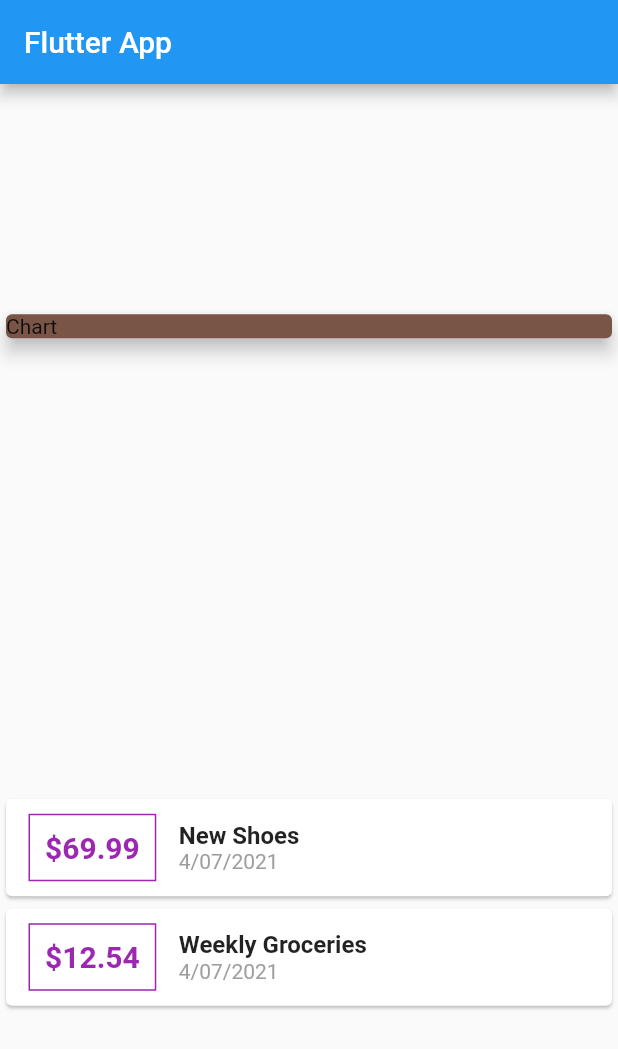
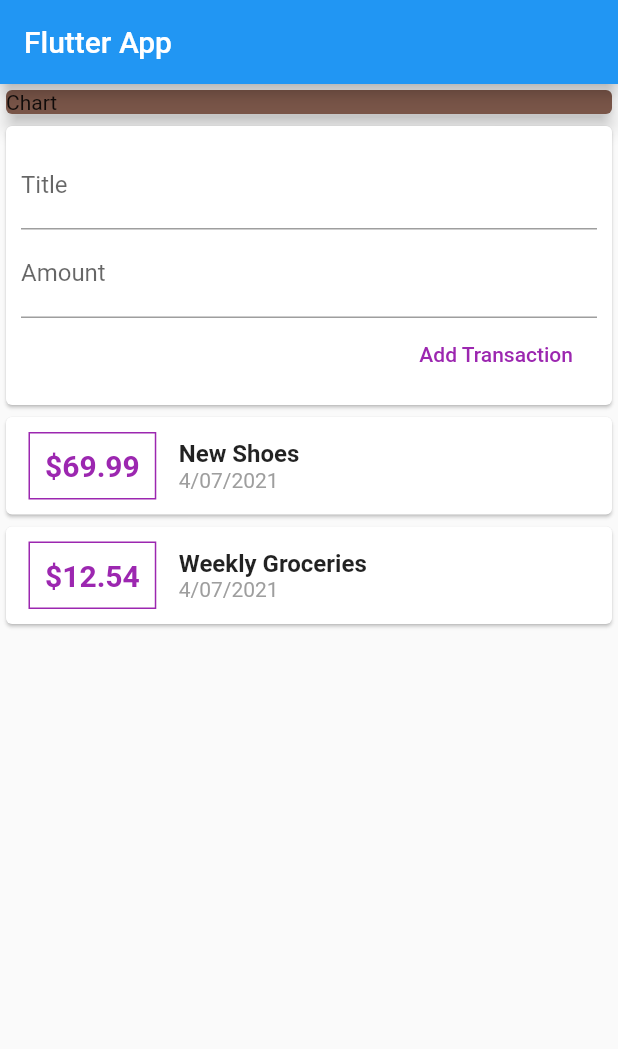
Before and after one commit to sahyun1/expanse_planner, a Flutter app: the screen it shows after launch, on a phone screen of 412 x 824 dp. Shown: the top 1049 px of the screen. Run offline on Flutter 3.47's test engine with Material 2 defaults, Android fonts, the phone set to English and light mode, and no system bars.

Commit message:
be able to add new transaction, move some widgets to seperate file

```diff
--- a/lib/main.dart
+++ b/lib/main.dart
@@ -1,6 +1,5 @@
+import './widgets/user_transactions.dart';
 import 'package:flutter/material.dart';
-import './transaction.dart';
-import 'package:intl/intl.dart';
 
 void main() => runApp(MyApp());
 
@@ -15,16 +14,6 @@ class MyApp extends StatelessWidget {
 }
 
 class MyHomePage extends StatelessWidget {
-  final List<Transaction> transactions = [
-    Transaction(
-        id: 't1', title: 'New Shoes', amount: 69.99, date: DateTime.now()),
-    Transaction(
-        id: 't2',
-        title: 'Weekly Groceries',
-        amount: 12.54,
-        date: DateTime.now())
-  ];
-
   @override
   Widget build(BuildContext context) {
     return Scaffold(
@@ -32,7 +21,7 @@ class MyHomePage extends StatelessWidget {
         title: Text('Flutter App'),
       ),
       body: Column(
-        mainAxisAlignment: MainAxisAlignment.spaceAround,
+        // mainAxisAlignment: MainAxisAlignment.spaceAround,
         crossAxisAlignment: CrossAxisAlignment.center,
         children: [
           Container(
@@ -43,42 +32,7 @@ class MyHomePage extends StatelessWidget {
               elevation: 5,
             ),
           ),
-          Column(
-              children: transactions.map((tx) {
-            return Card(
-              child: Row(
-                children: [
-                  Container(
-                      margin:
-                          EdgeInsets.symmetric(vertical: 10, horizontal: 15),
-                      decoration: BoxDecoration(
-                          border: Border.all(color: Colors.purple)),
-                      padding: EdgeInsets.all(10),
-                      child: Text(
-                        '\$${tx.amount}',
-                        style: TextStyle(
-                            fontWeight: FontWeight.bold,
-                            fontSize: 20,
-                            color: Colors.purple),
-                      )),
-                  Column(
-                    crossAxisAlignment: CrossAxisAlignment.start,
-                    children: [
-                      Text(
-                        tx.title,
-                        style: TextStyle(
-                            fontWeight: FontWeight.bold, fontSize: 16),
-                      ),
-                      Text(
-                        DateFormat('d/MM/y').format(tx.date),
-                        style: TextStyle(color: Colors.grey),
-                      )
-                    ],
-                  )
-                ],
-              ),
-            );
-          }).toList()),
+          UserTransactions()
         ],
       ),
     );
--- /dev/null
+++ b/lib/widgets/new_transaction.dart
@@ -0,0 +1,45 @@
+import 'package:flutter/material.dart';
+
+class NewTransaction extends StatelessWidget {
+  // const NewTransaction({ Key? key }) : super(key: key);
+
+  // String titleInput;
+  // String amountInput;
+  final titleController = TextEditingController();
+  final amountController = TextEditingController();
+  final Function _addNewTransaction;
+
+  NewTransaction(this._addNewTransaction);
+
+  @override
+  Widget build(BuildContext context) {
+    return Card(
+        child: Container(
+      margin: EdgeInsets.all(10),
+      child: Column(
+        crossAxisAlignment: CrossAxisAlignment.end,
+        children: [
+          TextField(
+            decoration: InputDecoration(labelText: 'Title'),
+            controller: titleController,
+            // onChanged: (val) {
+            //   titleInput = val;
+            // },
+          ),
+          TextField(
+            decoration: InputDecoration(labelText: 'Amount'),
+            controller: amountController,
+            // onChanged: (val) => amountInput = val,
+          ),
+          FlatButton(
+            onPressed: () {
+              _addNewTransaction(titleController.text, amountController.text);
+            },
+            child: Text('Add Transaction'),
+            textColor: Colors.purple,
+          )
+        ],
+      ),
+    ));
+  }
+}
--- /dev/null
+++ b/lib/widgets/transaction_list.dart
@@ -0,0 +1,47 @@
+import '../models/transaction.dart';
+import 'package:flutter/material.dart';
+import 'package:intl/intl.dart';
+
+class TransactionList extends StatelessWidget {
+  final List<Transaction> _transactions;
+
+  TransactionList(this._transactions);
+
+  @override
+  Widget build(BuildContext context) {
+    return Column(
+        children: _transactions.map((tx) {
+      return Card(
+        child: Row(
+          children: [
+            Container(
+                margin: EdgeInsets.symmetric(vertical: 10, horizontal: 15),
+                decoration:
+                    BoxDecoration(border: Border.all(color: Colors.purple)),
+                padding: EdgeInsets.all(10),
+                child: Text(
+                  '\$${tx.amount}',
+                  style: TextStyle(
+                      fontWeight: FontWeight.bold,
+                      fontSize: 20,
+                      color: Colors.purple),
+                )),
+            Column(
+              crossAxisAlignment: CrossAxisAlignment.start,
+              children: [
+                Text(
+                  tx.title,
+                  style: TextStyle(fontWeight: FontWeight.bold, fontSize: 16),
+                ),
+                Text(
+                  DateFormat('d/MM/y').format(tx.date),
+                  style: TextStyle(color: Colors.grey),
+                )
+              ],
+            )
+          ],
+        ),
+      );
+    }).toList());
+  }
+}
--- /dev/null
+++ b/lib/widgets/user_transactions.dart
@@ -0,0 +1,44 @@
+import 'package:flutter/material.dart';
+import './new_transaction.dart';
+import './transaction_list.dart';
+import '../models/transaction.dart';
+
+class UserTransactions extends StatefulWidget {
+  // const UserTransactions({ Key? key }) : super(key: key);
+
+  @override
+  _UserTransactionsState createState() => _UserTransactionsState();
+}
+
+class _UserTransactionsState extends State<UserTransactions> {
+  final List<Transaction> _userTransactions = [
+    Transaction(
+        id: 't1', title: 'New Shoes', amount: 69.99, date: DateTime.now()),
+    Transaction(
+        id: 't2',
+        title: 'Weekly Groceries',
+        amount: 12.54,
+        date: DateTime.now())
+  ];
+
+  void _addNewTransaction(String title, String amount) {
+    final amountInDouble = double.parse(amount);
+    setState(() {
+      _userTransactions.add(Transaction(
+          id: DateTime.now().toString(),
+          title: title,
+          amount: amountInDouble,
+          date: DateTime.now()));
+    });
+  }
+
+  @override
+  Widget build(BuildContext context) {
+    return Column(
+      children: [
+        NewTransaction(_addNewTransaction),
+        TransactionList(_userTransactions)
+      ],
+    );
+  }
+}
```
Also changed, not shown: lib/models/transaction.dart (renamed from lib/transaction.dart).
